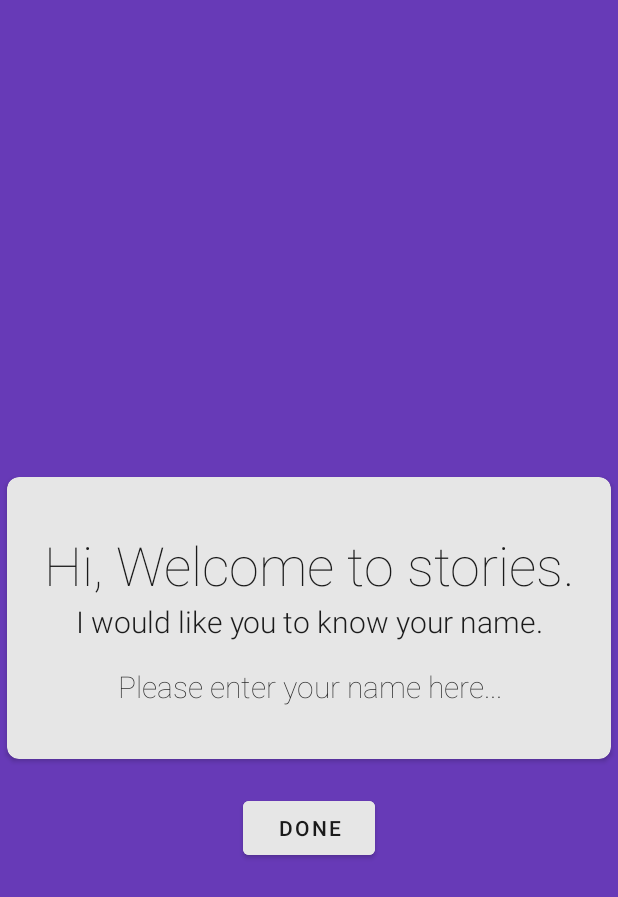
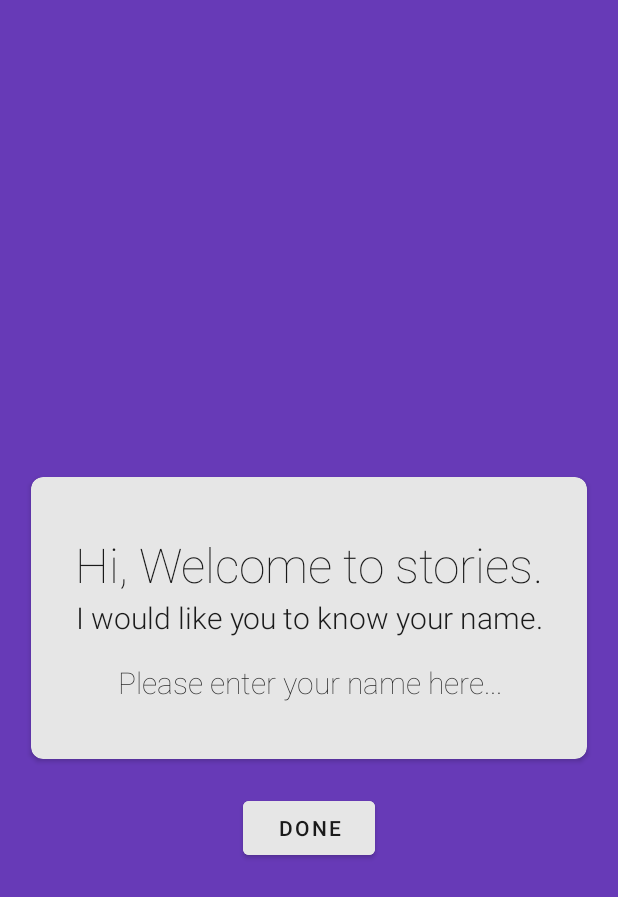
Before and after one commit to Esarve/Stories, an Android app: the screen it shows after launch (WizardActivity), on a phone screen of 412 x 824 dp. Shown: the top 897 px of the screen. Run offline under Robolectric (Android 15) with nearby library versions, the phone set to English and light mode, and no system bars; libraries missing offline, so code that uses them is left out: io.realm, it.xabaras.android; 9 statements that could not run were skipped.

Commit message:
Setup wizard padding fix, auto raise keyboard when editor is opened

```diff
--- a/app/src/main/java/com/sourav/story/Activities/WriteActivity.java
+++ b/app/src/main/java/com/sourav/story/Activities/WriteActivity.java
@@ -81,6 +81,7 @@ public class WriteActivity extends AppCompatActivity implements View.OnClickList
             displayDate.setText(fullDate);
             displayTime.setText(entryTime);
         }
+        editText.requestFocus();
     }
 
     private boolean isDuplicate() {
--- a/app/src/main/res/layout/activity_wizard.xml
+++ b/app/src/main/res/layout/activity_wizard.xml
@@ -4,6 +4,9 @@
     xmlns:tools="http://schemas.android.com/tools"
     android:layout_width="match_parent"
     android:layout_height="match_parent"
+    android:paddingStart="16dp"
+    android:paddingEnd="16dp
+"
     android:background="@color/colorAccentLight"
     android:fitsSystemWindows="true"
     tools:context=".Activities.WizardActivity">
@@ -34,7 +37,7 @@
                 android:gravity="center"
                 android:text="Hi, Welcome to stories."
                 android:textColor="@color/grey_1000"
-                android:textSize="36sp" />
+                android:textSize="32sp" />
 
             <TextView
                 android:id="@+id/headerText"
@@ -54,6 +57,7 @@
                 android:background="@null"
                 android:fontFamily="sans-serif-thin"
                 android:gravity="center"
+                android:maxLines="1"
                 android:hint="Please enter your name here..."
                 android:textColor="@color/grey_1000"
                 android:textColorHint="@color/grey_1000"
```
Also changed, not shown: 1 other file.
